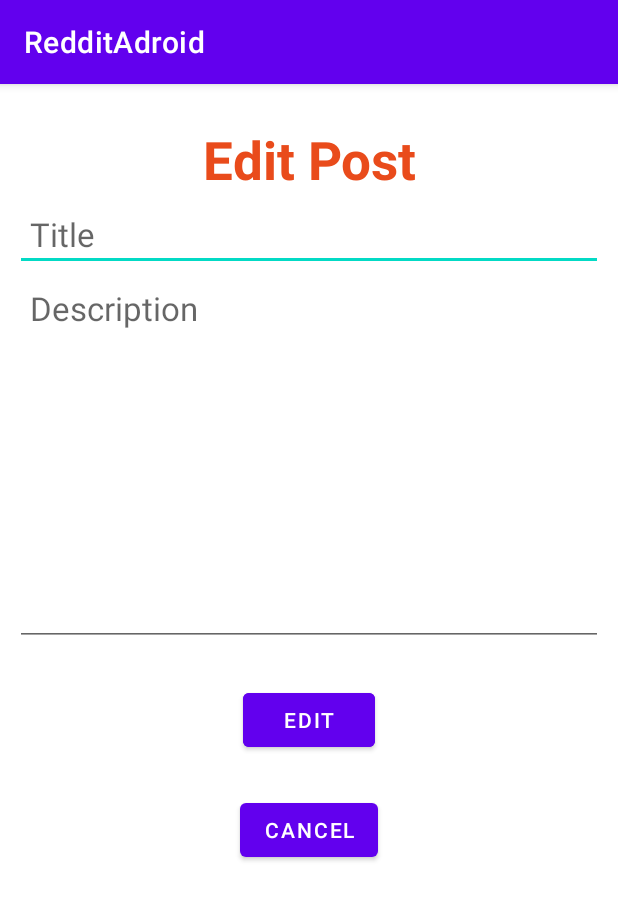
After one commit to bukvic6/Reddit-clone-Android, an Android app: the UpdatePostActivity screen opened directly, with no data from a screen before it, on a phone screen of 412 x 824 dp. The commit adds this screen. Shown: the top 900 px of the screen. Run offline under Robolectric (Android 15) with nearby library versions, the phone set to English and light mode, and no system bars; our stand-ins replace Firebase (no records; nobody signed in at launch, a user with empty details on screens opened directly); 5 statements that could not run were skipped.

Commit message:
Edit post

```diff
--- a/app/src/main/AndroidManifest.xml
+++ b/app/src/main/AndroidManifest.xml
@@ -9,6 +9,9 @@
         android:roundIcon="@mipmap/ic_launcher_round"
         android:supportsRtl="true"
         android:theme="@style/Theme.RedditAdroid">
+        <activity
+            android:name=".UpdatePostActivity"
+            android:exported="false" />
         <activity
             android:name=".UserCommunity"
             android:exported="false" />
--- /dev/null
+++ b/app/src/main/java/com/example/redditadroid/UpdatePostActivity.java
@@ -0,0 +1,121 @@
+package com.example.redditadroid;
+
+import androidx.annotation.NonNull;
+import androidx.appcompat.app.AppCompatActivity;
+
+import android.content.Intent;
+import android.os.Bundle;
+import android.text.TextUtils;
+import android.view.View;
+import android.widget.Button;
+import android.widget.EditText;
+import android.widget.Toast;
+
+import com.example.redditadroid.model.Post;
+import com.google.android.gms.tasks.OnCompleteListener;
+import com.google.android.gms.tasks.OnFailureListener;
+import com.google.android.gms.tasks.OnSuccessListener;
+import com.google.android.gms.tasks.Task;
+import com.google.firebase.auth.UserProfileChangeRequest;
+import com.google.firebase.database.DataSnapshot;
+import com.google.firebase.database.DatabaseError;
+import com.google.firebase.database.DatabaseReference;
+import com.google.firebase.database.FirebaseDatabase;
+import com.google.firebase.database.ValueEventListener;
+
+import java.util.HashMap;
+import java.util.Map;
+
+public class UpdatePostActivity extends AppCompatActivity {
+    private EditText titleEdit, textEdit;
+    private String titleText, textText ,textReaction, CommunityId, UserId;
+
+    @Override
+    protected void onCreate(Bundle savedInstanceState) {
+        super.onCreate(savedInstanceState);
+        setContentView(R.layout.activity_update_post);
+
+        Intent intent = getIntent();
+        String postId = intent.getStringExtra("postId");
+
+
+        titleEdit = findViewById(R.id.updatePostTitle);
+        textEdit = findViewById(R.id.updatePostText);
+        showData(postId);
+        Button editPost = findViewById(R.id.editPostButton);
+        editPost.setOnClickListener(new View.OnClickListener() {
+            @Override
+            public void onClick(View v) {
+                updatePost(postId);
+            }
+        });
+
+    }
+
+    private void updatePost(String postId) {
+        if(TextUtils.isEmpty(titleText)){
+            Toast.makeText(UpdatePostActivity.this, "Please enter post title", Toast.LENGTH_LONG).show();
+            titleEdit.setError("Username is required");
+            titleEdit.requestFocus();
+        }
+        else if (TextUtils.isEmpty(textText)){
+            Toast.makeText(UpdatePostActivity.this, "Please Enter email", Toast.LENGTH_LONG).show();
+            textEdit.setError("Text is required");
+            textEdit.requestFocus();
+        } else {
+            titleText = titleEdit.getText().toString();
+            textText = textEdit.getText().toString();
+            FirebaseDatabase database = FirebaseDatabase.getInstance();
+
+            DatabaseReference reference = database.getReference("Posts");
+            Post write = new Post(postId,titleText,textText,UserId,CommunityId,textReaction);
+            Map<String, Object> map = new HashMap<>();
+            map.put("id", postId);
+            map.put("title", titleText);
+            map.put("text", textText);
+            map.put("userId", UserId);
+            map.put("communityId", CommunityId);
+            map.put("reaction", textReaction);
+
+            reference.child(postId).updateChildren(map).addOnSuccessListener(new OnSuccessListener<Void>() {
+                @Override
+                public void onSuccess(Void unused) {
+                    Toast.makeText(UpdatePostActivity.this, "Success!", Toast.LENGTH_LONG).show();
+                }
+            }).addOnFailureListener(new OnFailureListener() {
+                @Override
+                public void onFailure(@NonNull Exception e) {
+                    Toast.makeText(UpdatePostActivity.this, "Error", Toast.LENGTH_LONG).show();
+
+                }
+            });
+
+
+        }
+    }
+
+    private void showData(String postId) {
+        FirebaseDatabase database = FirebaseDatabase.getInstance();
+        DatabaseReference reference = database.getReference("Posts").child(postId);
+        reference.addListenerForSingleValueEvent(new ValueEventListener() {
+            @Override
+            public void onDataChange(@NonNull DataSnapshot snapshot) {
+                Post editPost = snapshot.getValue(Post.class);
+                titleText = editPost.getTitle();
+                textText = editPost.getText();
+                textReaction = editPost.getReaction();
+                CommunityId = editPost.getCommunityId();
+                UserId = editPost.getUserId();
+
+                titleEdit.setText(titleText);
+                textEdit.setText(textText);
+            }
+
+            @Override
+            public void onCancelled(@NonNull DatabaseError error) {
+                Toast.makeText(UpdatePostActivity.this,"something wrong happened", Toast.LENGTH_LONG).show();
+
+            }
+        });
+    }
+}
--- /dev/null
+++ b/app/src/main/res/layout/activity_update_post.xml
@@ -0,0 +1,66 @@
+<?xml version="1.0" encoding="utf-8"?>
+<LinearLayout xmlns:android="http://schemas.android.com/apk/res/android"
+    xmlns:app="http://schemas.android.com/apk/res-auto"
+    xmlns:tools="http://schemas.android.com/tools"
+    android:layout_width="match_parent"
+    android:layout_height="match_parent"
+    android:orientation="vertical"
+    android:gravity="center_horizontal"
+    tools:context=".UpdatePostActivity">
+    <TextView
+        android:layout_width="wrap_content"
+        android:layout_height="50dp"
+        android:id="@+id/signuptitle"
+        android:text="Edit Post"
+        android:textSize="35dp"
+        android:textStyle="bold"
+        android:layout_marginTop="25dp"
+        android:gravity="center"
+        android:textColor="#E94B1B"/>
+
+
+
+    <EditText
+        android:id="@+id/updatePostTitle"
+        android:layout_width="match_parent"
+        android:layout_height="wrap_content"
+        android:padding="10dp"
+        android:inputType="text"
+        android:layout_marginLeft="10dp"
+        android:layout_marginRight="10dp"
+        android:hint="Title"
+
+        android:textAppearance="@style/TextAppearance.AppCompat.Large" />
+
+
+    <EditText
+        android:id="@+id/updatePostText"
+        android:layout_width="match_parent"
+        android:layout_height="wrap_content"
+        android:padding="10dp"
+        android:inputType="text"
+        android:layout_marginLeft="10dp"
+        android:layout_marginRight="10dp"
+        android:hint="Description"
+        android:minHeight="250dp"
+        android:gravity="start"
+
+        android:textAppearance="@style/TextAppearance.AppCompat.Large" />
+
+    <Button
+        android:id="@+id/editPostButton"
+        android:layout_width="wrap_content"
+        android:layout_height="wrap_content"
+        android:layout_marginTop="25dp"
+        android:text="edit"
+        android:backgroundTint="@color/design_default_color_primary"
+        />
+    <Button
+        android:id="@+id/btnBack"
+        android:layout_width="wrap_content"
+        android:layout_height="wrap_content"
+        android:layout_marginTop="25dp"
+        android:text="@string/cancel"
+        />
+
+</LinearLayout>
```
Also changed, not shown: app/src/main/java/com/example/redditadroid/MyPostAdapter.java (+11 -1 lines), app/src/main/res/layout/my_post.xml (+10 -0 lines).
